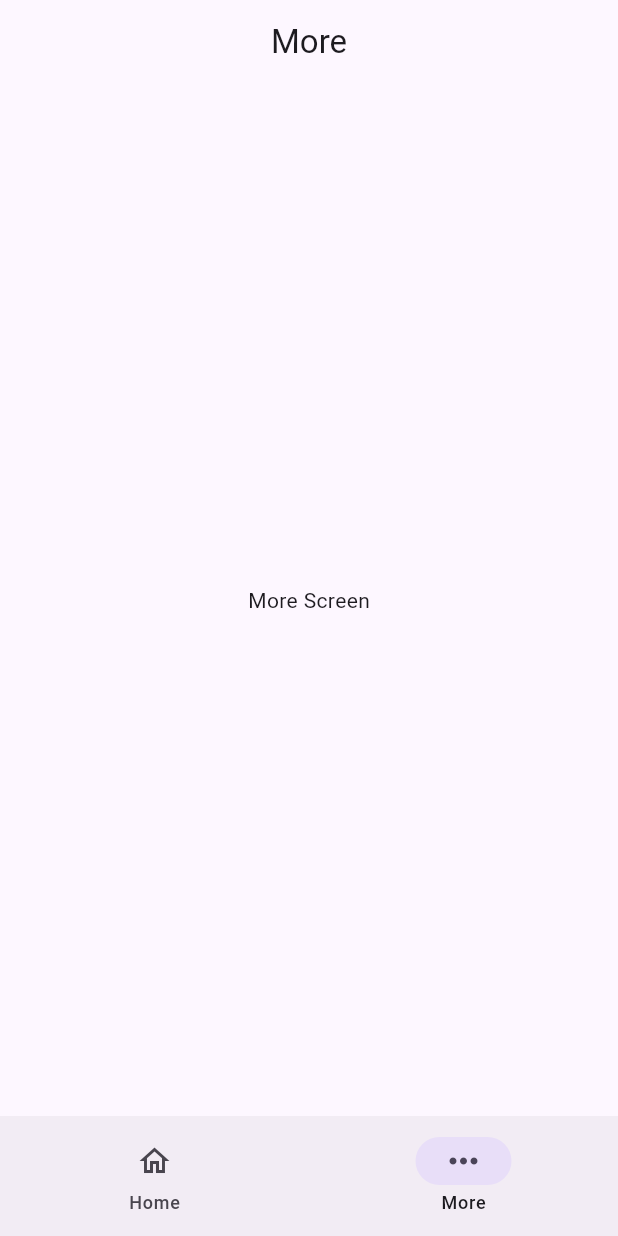
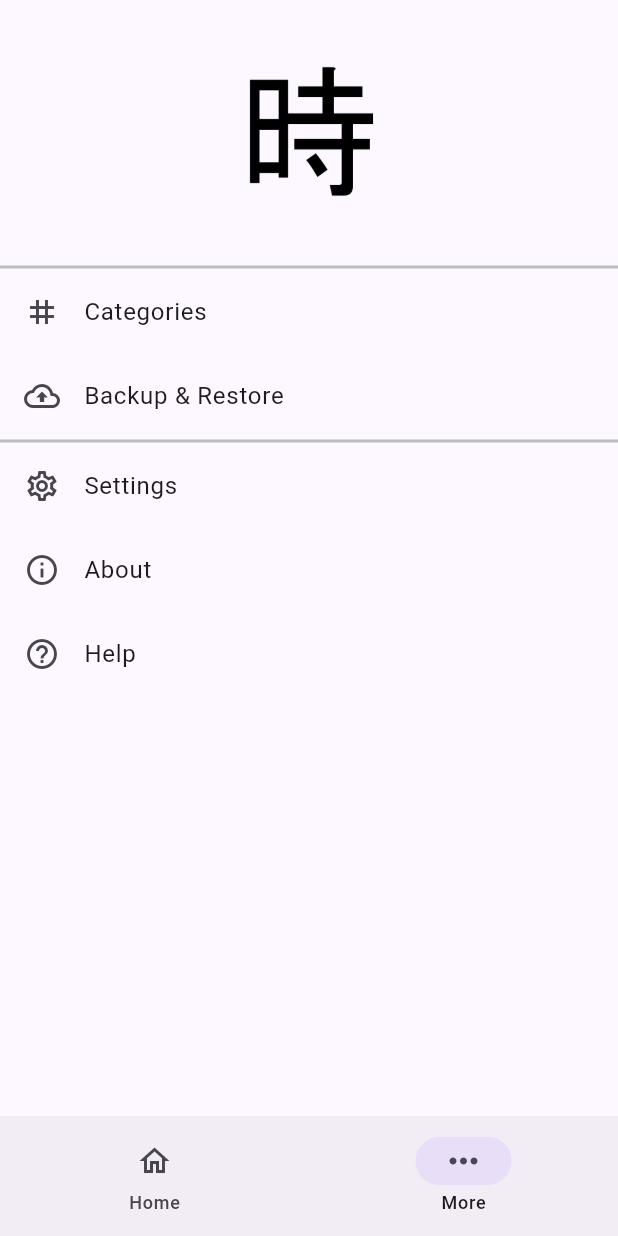
Before and after one commit to TheanYeeSin/TickTock-Clock-To-Do-App, a Flutter app: the screen it shows after launch, item 2 of the bottom bar chosen, on a phone screen of 412 x 824 dp. Run offline on Flutter 3.47's test engine with Material 3 defaults, Android fonts, the light colour scheme and no system bars; our stand-ins replace sqflite, timer_builder; accounts and stored records are empty.

Commit message:
chore: update more screen

```diff
--- a/lib/features/more/presentation/screens/more_screen.dart
+++ b/lib/features/more/presentation/screens/more_screen.dart
@@ -1,4 +1,5 @@
 import "package:flutter/material.dart";
+import "package:ticktock/core/constants/path.dart";
 
 class MoreScreen extends StatefulWidget {
   const MoreScreen({super.key});
@@ -9,12 +10,47 @@ class MoreScreen extends StatefulWidget {
 
 class _MoreScreenState extends State<MoreScreen> {
   @override
-  Widget build(final BuildContext context) => Scaffold(
-        appBar: AppBar(
-          title: Text("More"),
-        ),
-        body: const Center(
-          child: Text("More Screen"),
+  Widget build(final BuildContext context) => SafeArea(
+        child: Scaffold(
+          body: Column(
+            children: [
+              Padding(
+                padding: const EdgeInsets.symmetric(vertical: 40),
+                child: SizedBox(
+                  width: 96,
+                  height: 96,
+                  child: Image.asset("assets/logos/logo_b_256x256.png"),
+                ),
+              ),
+              Divider(color: Colors.grey.shade400, height: 4, thickness: 2),
+              ListTile(
+                leading: const Icon(Icons.tag_outlined),
+                title: const Text("Categories"),
+                onTap: () => Navigator.pushNamed(context, categorySettingPath),
+              ),
+              ListTile(
+                leading: const Icon(Icons.backup_outlined),
+                title: const Text("Backup & Restore"),
+                onTap: () {},
+              ),
+              Divider(color: Colors.grey.shade400, height: 4, thickness: 2),
+              ListTile(
+                leading: const Icon(Icons.settings_outlined),
+                title: const Text("Settings"),
+                onTap: () {},
+              ),
+              ListTile(
+                leading: const Icon(Icons.info_outlined),
+                title: const Text("About"),
+                onTap: () {},
+              ),
+              ListTile(
+                leading: const Icon(Icons.help_outline),
+                title: const Text("Help"),
+                onTap: () {},
+              ),
+            ],
+          ),
         ),
       );
 }
```
